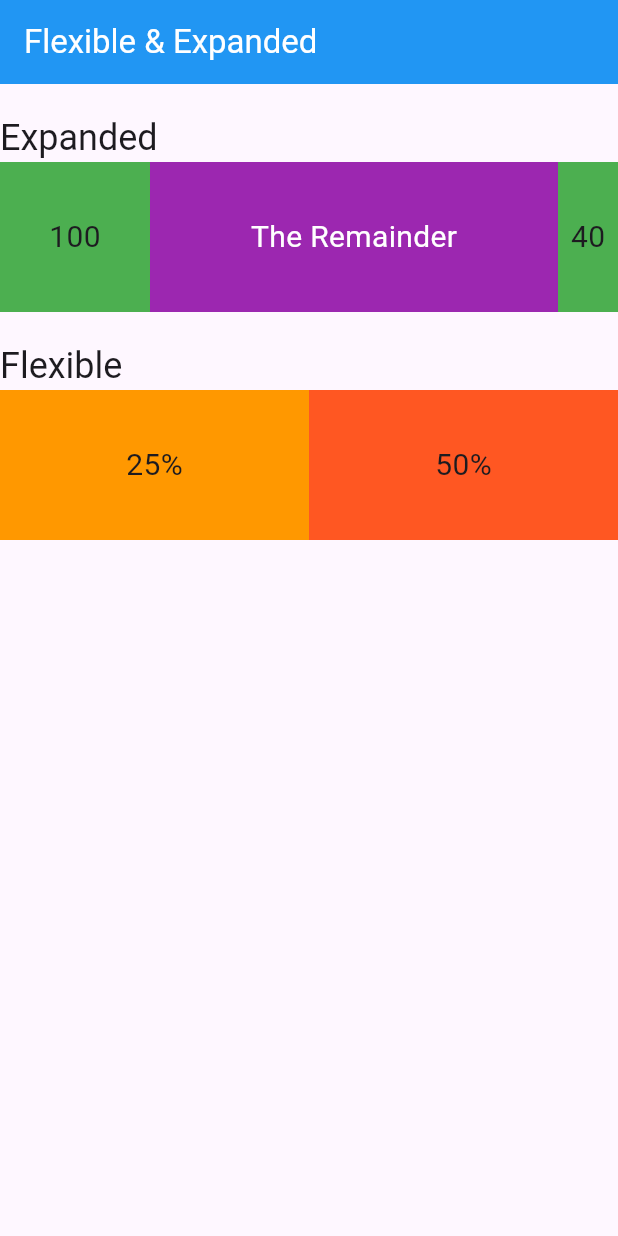
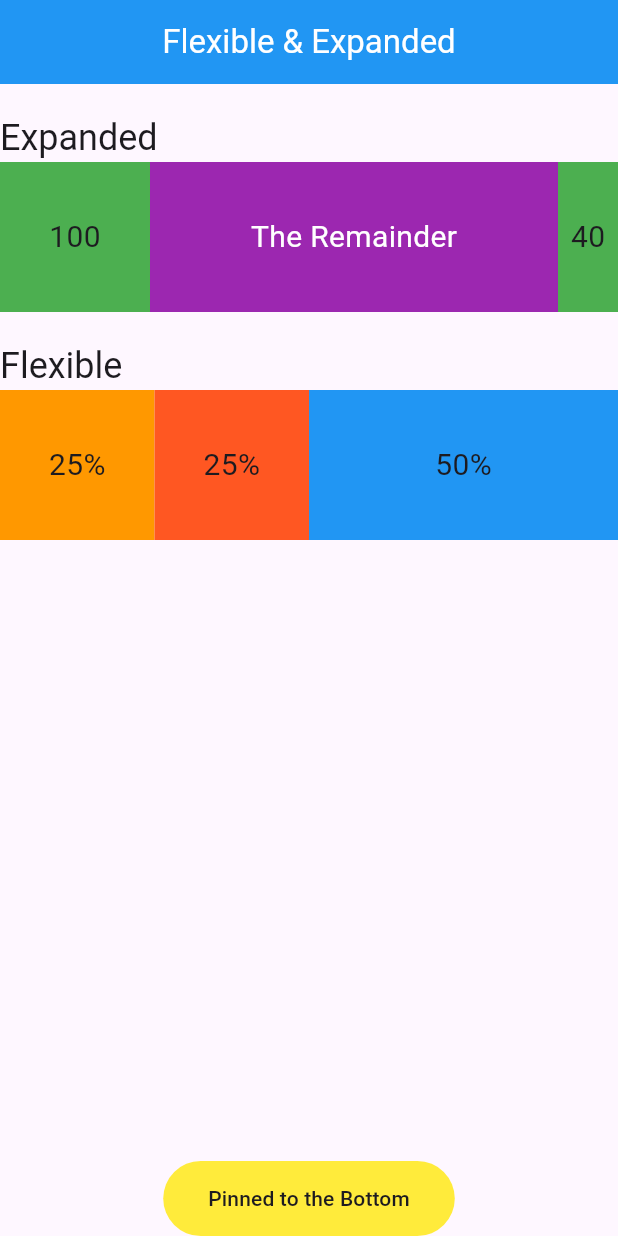
Before and after one commit to MD-DILDAR-MANDAL/learn_flutter, a Flutter app: the screen it shows after launch, on a phone screen of 412 x 824 dp. Run offline on Flutter 3.47's test engine with Material 3 defaults, Android fonts, the phone set to English and light mode, and no system bars.

Commit message:
flex & expand done

```diff
--- a/lib/flex_screen.dart
+++ b/lib/flex_screen.dart
@@ -9,17 +9,24 @@ class FlexScreen extends StatelessWidget {
     return Scaffold(
       appBar: AppBar(
         title: const Text('Flexible & Expanded'),
+        centerTitle: true,
         foregroundColor: Colors.white,
         backgroundColor: Colors.blue,
       ),
-      body: Column(
+      body: SafeArea(
+        child: Column(
           crossAxisAlignment: CrossAxisAlignment.start,
           children: [
             ..._header(context,'Expanded'),
             const DemoExpanded(),
             ..._header(context,'Flexible'),
             const DemoFlexible(),
+            const Expanded(
+              child:Spacer(),
+            ),
+            const DemoFooter()
           ],
+        ),
       ),
     );
   }
@@ -86,6 +93,13 @@ class DemoFlexible extends StatelessWidget {
             flex: 1,
             child: LabeledContainer(
               color: Colors.deepOrange,
+              text: '25%',
+            ),
+          ),
+          Flexible(
+            flex: 2,
+            child: LabeledContainer(
+              color: Colors.blue,
               text: '50%',
             ),
           )
--- a/lib/main.dart
+++ b/lib/main.dart
@@ -16,6 +16,7 @@ class MyApp extends StatelessWidget {
         colorScheme: ColorScheme.fromSeed(seedColor: Colors.deepPurple),
       ),
       home: const FlexScreen(),
+
     );
   }
 }
```
Lines whose indentation alone changed are shown as unchanged.
